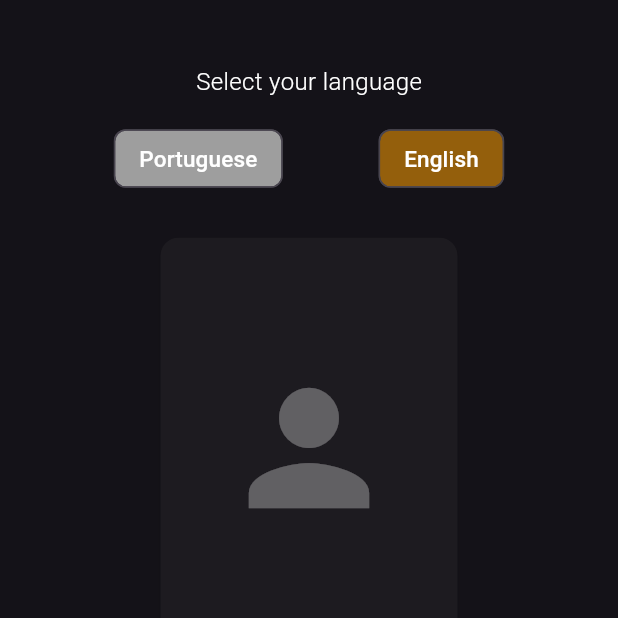
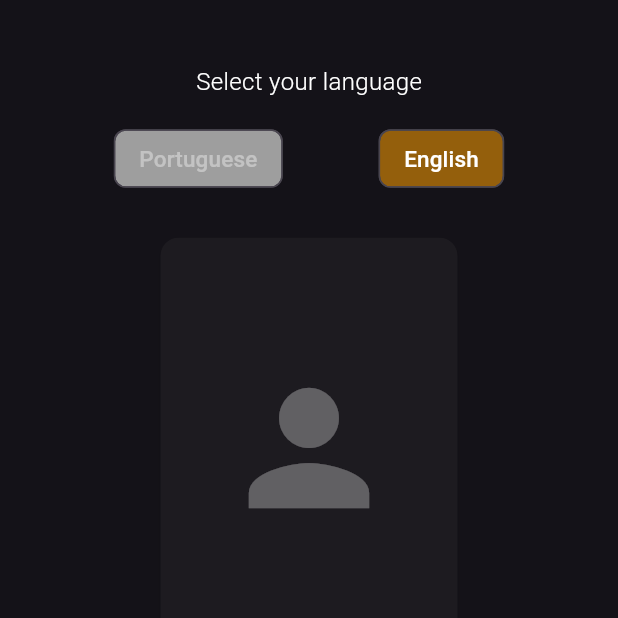
Before and after one commit to dev-antunes77/reddit_post_items, a Flutter app: the screen it shows after launch, item 3 of the bottom bar chosen, on a phone screen of 412 x 824 dp, the top half of it. Run offline on Flutter 3.47's test engine with Material 3 defaults, Android fonts, the light colour scheme and no system bars; our stand-ins replace bloc, camera, equatable, flutter_bloc, flutter_local_notifications, hive and 1 more; accounts and stored records are empty; network calls fail.

Commit message:
form and language button improvement

```diff
--- a/lib/features/creating_page/widgets/creation_form.dart
+++ b/lib/features/creating_page/widgets/creation_form.dart
@@ -30,6 +30,7 @@ class CreationForm extends StatelessWidget {
           child: Center(
               child: TextFormField(
             initialValue: initialValue,
+            textInputAction: TextInputAction.next,
             decoration: InputDecoration(
               border: InputBorder.none,
               labelText: label,
--- a/lib/features/settings_page/widgets/language_pill.dart
+++ b/lib/features/settings_page/widgets/language_pill.dart
@@ -21,7 +21,8 @@ class LanguagePill extends StatelessWidget {
             isSelected ? AppColors.primary : AppColors.inactiveColor,
         label: Text(
           label,
-          style: TextStyleData.languagePill,
+          style: TextStyleData.languagePill
+              .copyWith(color: isSelected ? null : Colors.white38),
         ),
       ),
     );
```
